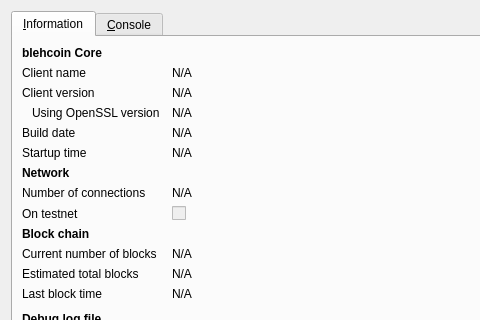
Old version of the form src/qt/forms/rpcconsole.ui in the repository shitcoin/shitcoin; both pictures show x 0 to 480 and y 0 to 320 of the 740 by 450 pixel window.
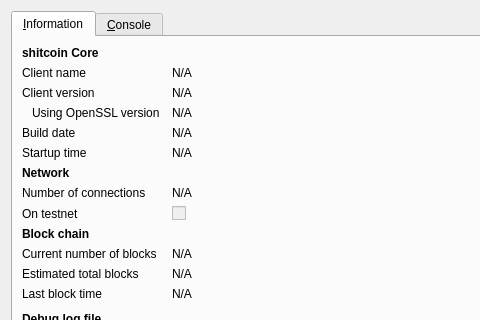
New version of the form. Icons and pictures are not drawn.

Diff of the .ui file:
```diff
--- a/src/qt/forms/rpcconsole.ui
+++ b/src/qt/forms/rpcconsole.ui
@@ -36,7 +36,7 @@
           </font>
          </property>
          <property name="text">
-          <string>blehcoin Core</string>
+          <string>shitcoin Core</string>
          </property>
         </widget>
        </item>
```
Left out of the diff: 10 changed lines with no effect on the pictures.
